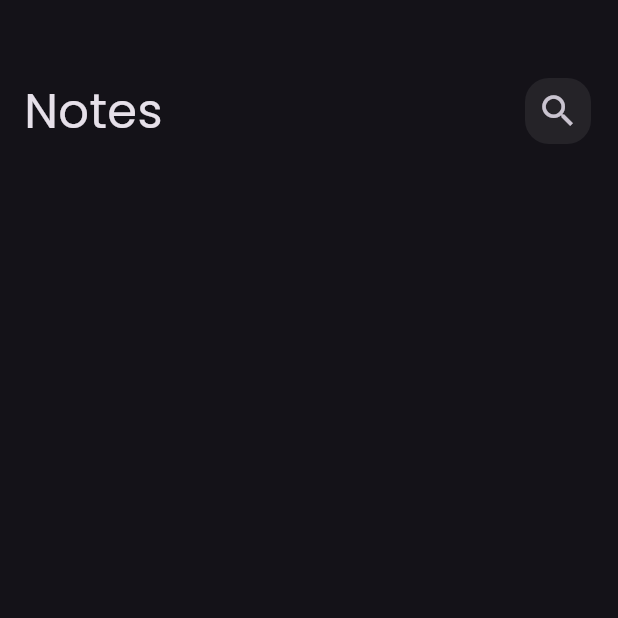
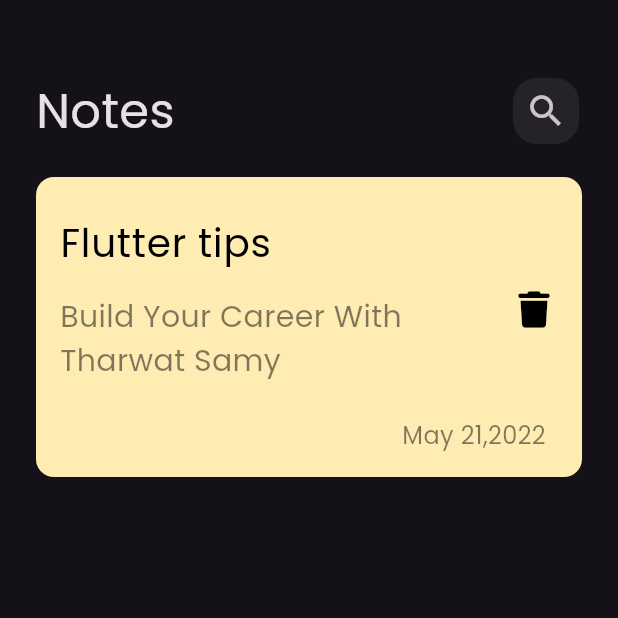
Before and after one commit to FlutterProjectsForOlaMohammed/Notes-App, a Flutter app: the screen it shows after launch, on a phone screen of 412 x 824 dp, the top half of it. Run offline on Flutter 3.47's test engine with Material 3 defaults, Android fonts, the phone set to English and light mode, and no system bars; our stand-ins replace font_awesome_flutter.

Commit message:
Create Custom Note Item With Alternative Soluation

```diff
--- /dev/null
+++ b/lib/Widgets/custom_note_item.dart
@@ -0,0 +1,123 @@
+import 'package:flutter/material.dart';
+import 'package:font_awesome_flutter/font_awesome_flutter.dart';
+
+class CustomNoteItem extends StatelessWidget {
+  const CustomNoteItem({super.key});
+
+  @override
+  Widget build(BuildContext context) {
+    return Container(
+      width: double.infinity,
+      decoration: BoxDecoration(
+        borderRadius: BorderRadius.circular(12),
+        color: Colors.amber[100],
+      ),
+      child: Padding(
+        padding: const EdgeInsets.only(top: 16, bottom: 16, left: 16, right: 8),
+        child: Column(crossAxisAlignment: CrossAxisAlignment.end, children: [
+          ListTile(
+            contentPadding: EdgeInsets.zero,
+            title: const Text(
+              "Flutter tips",
+              style: TextStyle(
+                color: Colors.black,
+                fontSize: 26,
+                fontWeight: FontWeight.normal,
+              ),
+            ),
+            subtitle: Padding(
+              padding: const EdgeInsets.symmetric(vertical: 16),
+              child: Text(
+                "Build Your Career With Tharwat Samy",
+                style: TextStyle(
+                  color: Colors.black.withOpacity(0.5),
+                  fontSize: 20,
+                ),
+              ),
+            ),
+            trailing: IconButton(
+              onPressed: () {},
+              icon: const Icon(
+                FontAwesomeIcons.trash,
+                color: Colors.black,
+                size: 24,
+              ),
+            ),
+          ),
+          Padding(
+            padding: const EdgeInsets.only(right: 16),
+            child: Text(
+              "May 21,2022",
+              textAlign: TextAlign.right,
+              style: TextStyle(
+                color: Colors.black.withOpacity(0.5),
+                fontSize: 16,
+              ),
+            ),
+          )
+        ]),
+      ),
+    );
+  }
+}
+/*
+ Another Soluation For Note Item Shape
+-------------------------------------------
+Padding(
+      padding: const EdgeInsets.only(top: 10),
+      child: Container(
+        width: double.infinity,
+        decoration: BoxDecoration(
+          borderRadius: BorderRadius.circular(12),
+          color: Colors.amber[100],
+        ),
+        child: const Padding(
+          padding:
+              EdgeInsets.only(left: 28.0, right: 28.0, top: 16, bottom: 24),
+          child:
+              Column(crossAxisAlignment: CrossAxisAlignment.stretch, children: [
+            Row(
+              mainAxisAlignment: MainAxisAlignment.spaceBetween,
+              crossAxisAlignment: CrossAxisAlignment.end,
+              children: [
+                Padding(
+                  padding: EdgeInsets.symmetric(vertical: 16),
+                  child: Text(
+                    "Flutter tips",
+                    style: TextStyle(
+                        color: Colors.black,
+                        fontSize: 28,
+                        fontWeight: FontWeight.normal),
+                  ),
+                ),
+                Icon(
+                  FontAwesomeIcons.trash,
+                  color: Colors.black,
+                  size: 26,
+                )
+              ],
+            ),
+            Text(
+              "Build Your Career With Tharwat Samy",
+              style: TextStyle(
+                color: Color.fromARGB(255, 111, 111, 111),
+                fontSize: 20,
+              ),
+            ),
+            SizedBox(
+              height: 25,
+            ),
+            Text(
+              "May 21,2022",
+              textAlign: TextAlign.right,
+              style: TextStyle(
+                color: Color.fromARGB(255, 111, 111, 111),
+                fontSize: 16,
+              ),
+            ),
+          ]),
+        ),
+      ),
+    )
+
+ */
--- a/lib/Widgets/notes_view_body.dart
+++ b/lib/Widgets/notes_view_body.dart
@@ -1,5 +1,6 @@
 import 'package:flutter/material.dart';
 import 'package:notesapp/Widgets/custom_app_bar.dart';
+import 'package:notesapp/Widgets/custom_note_item.dart';
 
 class NotesViewBody extends StatelessWidget {
   const NotesViewBody({super.key});
@@ -8,15 +9,17 @@ class NotesViewBody extends StatelessWidget {
   Widget build(BuildContext context) {
     return const SingleChildScrollView(
       child: Padding(
-        padding: EdgeInsets.symmetric(horizontal: 16),
-        child: Column(
-          children: [
-            SizedBox(
-              height: 50,
-            ),
-            CustomAppBar(),
-          ],
-        ),
+        padding: EdgeInsets.symmetric(horizontal: 24),
+        child: Column(children: [
+          SizedBox(
+            height: 50,
+          ),
+          CustomAppBar(),
+          SizedBox(
+            height: 20,
+          ),
+          CustomNoteItem(),
+        ]),
       ),
     );
   }
```
Also changed, not shown: pubspec.yaml (+4 -11 lines), pubspec.lock.
